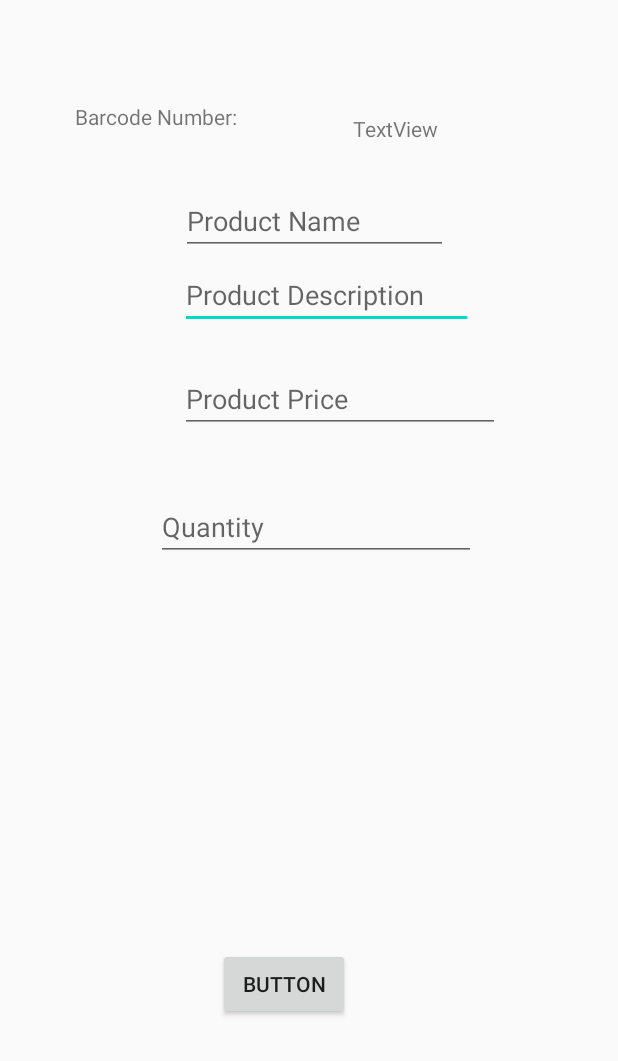
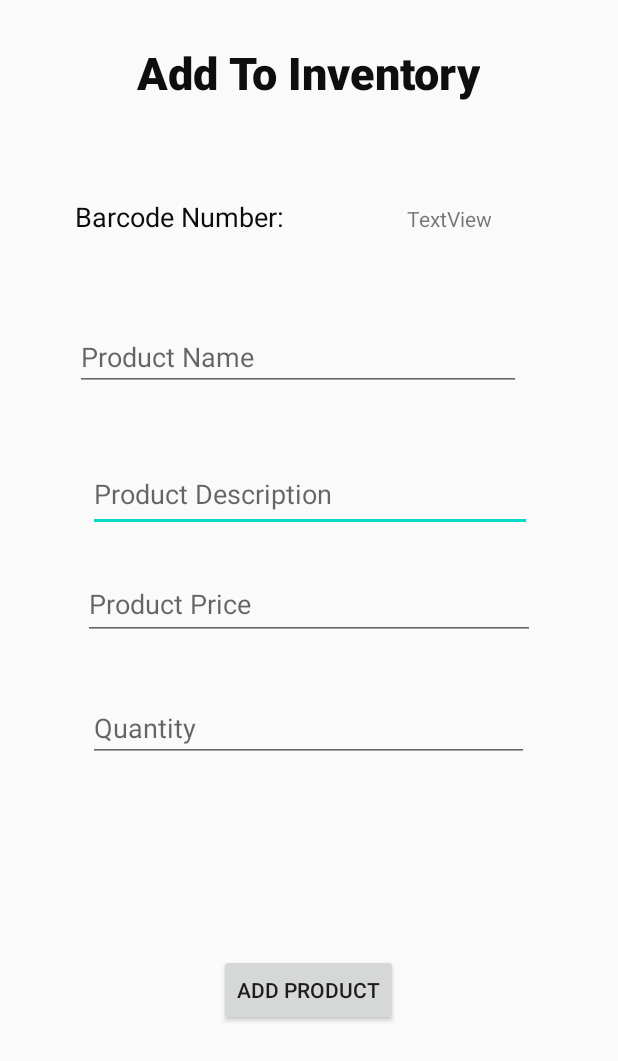
Before and after one commit to MichelleCondon/IS4401-FinalYearProject, an Android app: the layout activity_add_items.xml on its own in the app's theme, with its tools: preview values and no code run, on a phone screen of 412 x 824 dp. Shown: the top 1061 px of the screen. Run offline under Robolectric (Android 15) with nearby library versions, the phone set to English and light mode, and no system bars.

Commit message:
Iteration 2- Demo Code finalisation

```diff
--- a/app/src/main/java/com/michelle_condon/is4401_finalyearproject/ClockIn_Screen.java
+++ b/app/src/main/java/com/michelle_condon/is4401_finalyearproject/ClockIn_Screen.java
@@ -46,7 +46,6 @@ public class ClockIn_Screen extends AppCompatActivity {
         startBreak = findViewById(R.id.startBreak);
 
 
-        authenticate.setEnabled(false);
         //Code below is based on the website Developers, Android Developers, https://developer.android.com/training/sign-in/biometric-auth (2)
         //initialise biometrics
         executor = ContextCompat.getMainExecutor(this);
--- a/app/src/main/java/com/michelle_condon/is4401_finalyearproject/MainMenu.java
+++ b/app/src/main/java/com/michelle_condon/is4401_finalyearproject/MainMenu.java
@@ -42,7 +42,7 @@ public class MainMenu extends AppCompatActivity implements View.OnClickListener{
         switch (v.getId()) {
             //Clock In/Out button
             case R.id.clockIn:
-                startActivity(new Intent(this, ClockIn_Screen.class));
+                startActivity(new Intent(this, MapsActivity.class));
                 break;
            case R.id.backstock:
                 startActivity(new Intent(this, DisplayItems.class));
--- a/app/src/main/res/layout/activity_add_items.xml
+++ b/app/src/main/res/layout/activity_add_items.xml
@@ -11,19 +11,57 @@
         android:id="@+id/btnSave"
         android:layout_width="wrap_content"
         android:layout_height="wrap_content"
-        android:layout_marginBottom="144dp"
-        android:text="Button"
+        android:layout_marginBottom="140dp"
+        android:text="Add Product"
         app:layout_constraintBottom_toBottomOf="parent"
         app:layout_constraintEnd_toEndOf="parent"
-        app:layout_constraintHorizontal_bias="0.448"
+        app:layout_constraintHorizontal_bias="0.498"
         app:layout_constraintStart_toStartOf="parent" />
+
+    <EditText
+        android:id="@+id/txtDescription"
+        android:layout_width="296dp"
+        android:layout_height="50dp"
+        android:layout_marginTop="44dp"
+        android:ems="10"
+        android:hint="Product Description"
+        android:inputType="textPersonName"
+        app:layout_constraintEnd_toEndOf="parent"
+        app:layout_constraintHorizontal_bias="0.504"
+        app:layout_constraintStart_toStartOf="parent"
+        app:layout_constraintTop_toBottomOf="@+id/txtProductName" />
+
+    <EditText
+        android:id="@+id/txtQuantity"
+        android:layout_width="294dp"
+        android:layout_height="45dp"
+        android:layout_marginTop="36dp"
+        android:ems="10"
+        android:hint="Quantity"
+        android:inputType="number"
+        app:layout_constraintEnd_toEndOf="parent"
+        app:layout_constraintHorizontal_bias="0.495"
+        app:layout_constraintStart_toStartOf="parent"
+        app:layout_constraintTop_toBottomOf="@+id/txtPrice" />
+
+    <EditText
+        android:id="@+id/txtPrice"
+        android:layout_width="301dp"
+        android:layout_height="48dp"
+        android:layout_marginTop="24dp"
+        android:ems="10"
+        android:hint="Product Price"
+        android:inputType="numberDecimal"
+        app:layout_constraintEnd_toEndOf="parent"
+        app:layout_constraintStart_toStartOf="parent"
+        app:layout_constraintTop_toBottomOf="@+id/txtDescription" />
 
     <TextView
         android:id="@+id/barcodeRef"
         android:layout_width="wrap_content"
         android:layout_height="wrap_content"
-        android:layout_marginTop="76dp"
-        android:layout_marginEnd="120dp"
+        android:layout_marginTop="136dp"
+        android:layout_marginEnd="84dp"
         android:text="TextView"
         app:layout_constraintEnd_toEndOf="parent"
         app:layout_constraintTop_toTopOf="parent" />
@@ -33,68 +71,41 @@
         android:layout_width="wrap_content"
         android:layout_height="wrap_content"
         android:layout_marginStart="50dp"
-        android:layout_marginTop="68dp"
+        android:layout_marginTop="132dp"
         android:layout_marginEnd="303dp"
         android:text="@string/lblBarcodeScannerCode"
+        android:textColor="#0C0C0C"
+        android:textSize="18sp"
         app:layout_constraintEnd_toEndOf="parent"
         app:layout_constraintHorizontal_bias="0.0"
         app:layout_constraintStart_toStartOf="parent"
         app:layout_constraintTop_toTopOf="parent" />
 
     <EditText
-        android:id="@+id/txtDescription"
-        android:layout_width="195dp"
-        android:layout_height="41dp"
-        android:layout_marginStart="120dp"
-        android:layout_marginTop="8dp"
-        android:layout_marginEnd="96dp"
-        android:ems="10"
-        android:hint="Product Description"
-        android:inputType="textPersonName"
-        app:layout_constraintEnd_toEndOf="parent"
-        app:layout_constraintHorizontal_bias="0.0"
-        app:layout_constraintStart_toStartOf="parent"
-        app:layout_constraintTop_toBottomOf="@+id/txtProductName" />
-
-    <EditText
         android:id="@+id/txtProductName"
-        android:layout_width="178dp"
-        android:layout_height="42dp"
-        android:layout_marginTop="128dp"
+        android:layout_width="297dp"
+        android:layout_height="44dp"
+        android:layout_marginTop="60dp"
         android:ems="10"
         android:hint="Product Name"
         android:inputType="textPersonName"
         app:layout_constraintEnd_toEndOf="parent"
-        app:layout_constraintHorizontal_bias="0.515"
+        app:layout_constraintHorizontal_bias="0.438"
+        app:layout_constraintStart_toStartOf="parent"
+        app:layout_constraintTop_toBottomOf="@+id/lblBarcodeScannerCode" />
+
+    <TextView
+        android:id="@+id/txtTitle"
+        android:layout_width="wrap_content"
+        android:layout_height="wrap_content"
+        android:layout_marginTop="28dp"
+        android:fontFamily="sans-serif-black"
+        android:text="Add To Inventory"
+        android:textColor="#0E0E0E"
+        android:textSize="30sp"
+        app:layout_constraintEnd_toEndOf="parent"
+        app:layout_constraintHorizontal_bias="0.498"
         app:layout_constraintStart_toStartOf="parent"
         app:layout_constraintTop_toTopOf="parent" />
 
-    <EditText
-        android:id="@+id/txtPrice"
-        android:layout_width="wrap_content"
-        android:layout_height="wrap_content"
-        android:layout_marginStart="120dp"
-        android:layout_marginTop="24dp"
-        android:layout_marginEnd="81dp"
-        android:ems="10"
-        android:hint="Product Price"
-        android:inputType="numberDecimal"
-        app:layout_constraintEnd_toEndOf="parent"
-        app:layout_constraintHorizontal_bias="0.0"
-        app:layout_constraintStart_toStartOf="parent"
-        app:layout_constraintTop_toBottomOf="@+id/txtDescription" />
-
-    <EditText
-        android:id="@+id/txtQuantity"
-        android:layout_width="wrap_content"
-        android:layout_height="wrap_content"
-        android:layout_marginTop="40dp"
-        android:ems="10"
-        android:hint="Quantity"
-        android:inputType="number"
-        app:layout_constraintEnd_toEndOf="parent"
-        app:layout_constraintHorizontal_bias="0.522"
-        app:layout_constraintStart_toStartOf="parent"
-        app:layout_constraintTop_toBottomOf="@+id/txtPrice" />
-
 </androidx.constraintlayout.widget.ConstraintLayout>
```
Also changed, not shown: app/src/main/java/com/michelle_condon/is4401_finalyearproject/BarcodeScanner.java (+21 -34 lines), app/src/main/java/com/michelle_condon/is4401_finalyearproject/GeofenceBroadcastReceiver.java (+11 -7 lines), app/src/main/java/com/michelle_condon/is4401_finalyearproject/MainActivity.java (+1 -10 lines), app/src/main/java/com/michelle_condon/is4401_finalyearproject/MapsActivity.java (+31 -20 lines), app/src/main/java/com/michelle_condon/is4401_finalyearproject/NotificationHelper.java (+8 -1 lines), app/src/main/res/layout/activity_main.xml (+0 -9 lines), app/src/main/res/layout/activity_main_menu.xml (+6 -6 lines).
